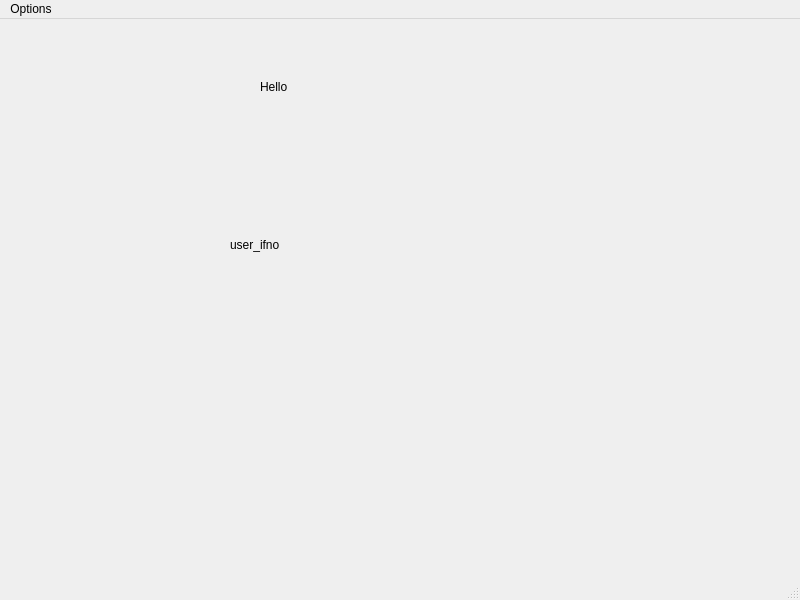
Before: the Qt Designer form gui/main_window.ui in mGarbowski/pipr-piprbook, drawn with Qt 5.
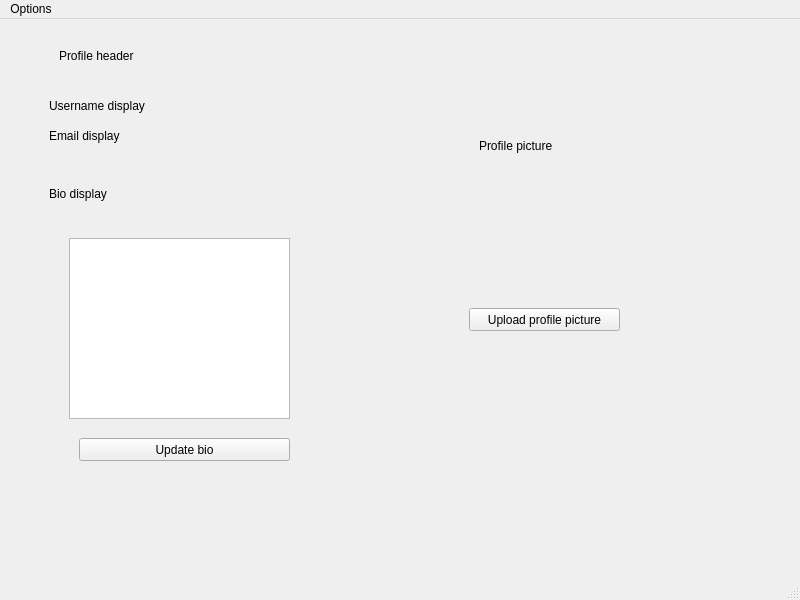
After: the same form once the commit is applied.

Commit message: displaying user profile

The edit to the form file:
```diff
--- a/gui/main_window.ui
+++ b/gui/main_window.ui
@@ -14,35 +14,133 @@
    <string>PIPRbook</string>
   </property>
   <widget class="QWidget" name="centralwidget">
-   <widget class="QLabel" name="header_label">
-    <property name="geometry">
-     <rect>
-      <x>260</x>
-      <y>60</y>
-      <width>59</width>
-      <height>15</height>
-     </rect>
-    </property>
-    <property name="text">
-     <string>Hello</string>
-    </property>
-   </widget>
-   <widget class="QLabel" name="user_info_label">
-    <property name="geometry">
-     <rect>
-      <x>230</x>
-      <y>110</y>
-      <width>351</width>
-      <height>231</height>
-     </rect>
-    </property>
-    <property name="text">
-     <string>user_ifno</string>
-    </property>
-    <property name="wordWrap">
-     <bool>true</bool>
-    </property>
-   </widget>
+   <layout class="QHBoxLayout" name="horizontalLayout">
+    <item>
+     <widget class="QStackedWidget" name="pages">
+      <widget class="QWidget" name="profile_page">
+       <widget class="QLabel" name="profile_picture_header">
+        <property name="geometry">
+         <rect>
+          <x>470</x>
+          <y>110</y>
+          <width>151</width>
+          <height>16</height>
+         </rect>
+        </property>
+        <property name="text">
+         <string>Profile picture</string>
+        </property>
+       </widget>
+       <widget class="QLabel" name="profile_picture">
+        <property name="geometry">
+         <rect>
+          <x>470</x>
+          <y>150</y>
+          <width>131</width>
+          <height>101</height>
+         </rect>
+        </property>
+        <property name="text">
+         <string/>
+        </property>
+       </widget>
+       <widget class="QLabel" name="profile_header">
+        <property name="geometry">
+         <rect>
+          <x>50</x>
+          <y>20</y>
+          <width>161</width>
+          <height>16</height>
+         </rect>
+        </property>
+        <property name="text">
+         <string>Profile header</string>
+        </property>
+       </widget>
+       <widget class="QLabel" name="username_display">
+        <property name="geometry">
+         <rect>
+          <x>40</x>
+          <y>70</y>
+          <width>241</width>
+          <height>16</height>
+         </rect>
+        </property>
+        <property name="text">
+         <string>Username display</string>
+        </property>
+       </widget>
+       <widget class="QLabel" name="email_display">
+        <property name="geometry">
+         <rect>
+          <x>40</x>
+          <y>100</y>
+          <width>241</width>
+          <height>16</height>
+         </rect>
+        </property>
+        <property name="text">
+         <string>Email display</string>
+        </property>
+       </widget>
+       <widget class="QLabel" name="bio_display">
+        <property name="geometry">
+         <rect>
+          <x>40</x>
+          <y>130</y>
+          <width>241</width>
+          <height>71</height>
+         </rect>
+        </property>
+        <property name="text">
+         <string>Bio display</string>
+        </property>
+        <property name="wordWrap">
+         <bool>true</bool>
+        </property>
+       </widget>
+       <widget class="QTextEdit" name="bio_input">
+        <property name="geometry">
+         <rect>
+          <x>60</x>
+          <y>210</y>
+          <width>221</width>
+          <height>181</height>
+         </rect>
+        </property>
+       </widget>
+       <widget class="QPushButton" name="update_bio_button">
+        <property name="geometry">
+         <rect>
+          <x>70</x>
+          <y>410</y>
+          <width>211</width>
+          <height>23</height>
+         </rect>
+        </property>
+        <property name="text">
+         <string>Update bio</string>
+        </property>
+       </widget>
+       <widget class="QPushButton" name="upload_profile_picture_button">
+        <property name="geometry">
+         <rect>
+          <x>460</x>
+          <y>280</y>
+          <width>151</width>
+          <height>23</height>
+         </rect>
+        </property>
+        <property name="text">
+         <string>Upload profile picture</string>
+        </property>
+       </widget>
+      </widget>
+      <widget class="QWidget" name="messenger_page"/>
+      <widget class="QWidget" name="invite_friends_page"/>
+     </widget>
+    </item>
+   </layout>
   </widget>
   <widget class="QMenuBar" name="menubar">
    <property name="geometry">
```
The commit also changes 5 other files.
